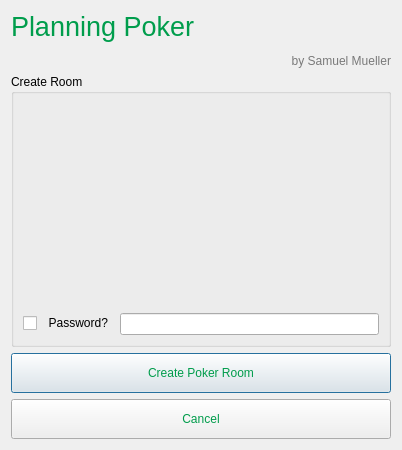
Above: createroom.ui from SamuelSMueller/ProjectPoker before the change. Below: the same form after it.
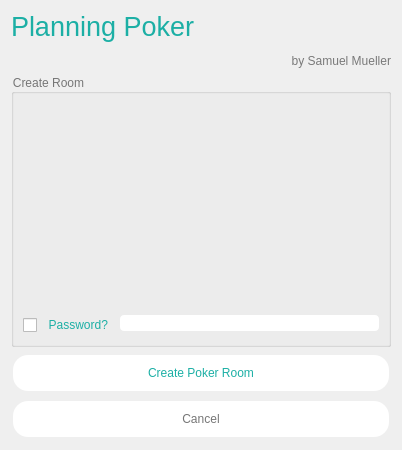
That is the form after the change.

What changed in the file:
```diff
--- a/createroom.ui
+++ b/createroom.ui
@@ -68,7 +68,7 @@
      <item row="0" column="0">
       <widget class="QLabel" name="label_2">
        <property name="text">
-        <string>&lt;html&gt;&lt;head/&gt;&lt;body&gt;&lt;p&gt;&lt;span style=&quot; font-size:20pt; color:#009d4c;&quot;&gt;Planning Poker&lt;/span&gt;&lt;/p&gt;&lt;p align=&quot;right&quot;&gt;&lt;span style=&quot; color:#797979;&quot;&gt;by Samuel Mueller&lt;/span&gt;&lt;/p&gt;&lt;/body&gt;&lt;/html&gt;</string>
+        <string>&lt;html&gt;&lt;head/&gt;&lt;body&gt;&lt;p&gt;&lt;span style=&quot; font-size:20pt; color:#1cafa5;&quot;&gt;Planning Poker&lt;/span&gt;&lt;/p&gt;&lt;p align=&quot;right&quot;&gt;&lt;span style=&quot; color:#797979;&quot;&gt;by Samuel Mueller&lt;/span&gt;&lt;/p&gt;&lt;/body&gt;&lt;/html&gt;</string>
        </property>
       </widget>
      </item>
@@ -85,40 +85,188 @@
          <property name="palette">
           <palette>
            <active>
+            <colorrole role="WindowText">
+             <brush brushstyle="SolidPattern">
+              <color alpha="255">
+               <red>28</red>
+               <green>175</green>
+               <blue>165</blue>
+              </color>
+             </brush>
+            </colorrole>
+            <colorrole role="Button">
+             <brush brushstyle="SolidPattern">
+              <color alpha="255">
+               <red>255</red>
+               <green>255</green>
+               <blue>255</blue>
+              </color>
+             </brush>
+            </colorrole>
+            <colorrole role="Text">
+             <brush brushstyle="SolidPattern">
+              <color alpha="255">
+               <red>28</red>
+               <green>175</green>
+               <blue>165</blue>
+              </color>
+             </brush>
+            </colorrole>
             <colorrole role="ButtonText">
              <brush brushstyle="SolidPattern">
               <color alpha="255">
-               <red>0</red>
-               <green>156</green>
-               <blue>75</blue>
+               <red>28</red>
+               <green>175</green>
+               <blue>165</blue>
+              </color>
+             </brush>
+            </colorrole>
+            <colorrole role="Base">
+             <brush brushstyle="SolidPattern">
+              <color alpha="255">
+               <red>255</red>
+               <green>255</green>
+               <blue>255</blue>
+              </color>
+             </brush>
+            </colorrole>
+            <colorrole role="Window">
+             <brush brushstyle="SolidPattern">
+              <color alpha="255">
+               <red>255</red>
+               <green>255</green>
+               <blue>255</blue>
               </color>
              </brush>
             </colorrole>
            </active>
            <inactive>
+            <colorrole role="WindowText">
+             <brush brushstyle="SolidPattern">
+              <color alpha="255">
+               <red>28</red>
+               <green>175</green>
+               <blue>165</blue>
+              </color>
+             </brush>
+            </colorrole>
+            <colorrole role="Button">
+             <brush brushstyle="SolidPattern">
+              <color alpha="255">
+               <red>255</red>
+               <green>255</green>
+               <blue>255</blue>
+              </color>
+             </brush>
+            </colorrole>
+            <colorrole role="Text">
+             <brush brushstyle="SolidPattern">
+              <color alpha="255">
+               <red>28</red>
+               <green>175</green>
+               <blue>165</blue>
+              </color>
+             </brush>
+            </colorrole>
             <colorrole role="ButtonText">
              <brush brushstyle="SolidPattern">
               <color alpha="255">
-               <red>0</red>
-               <green>156</green>
-               <blue>75</blue>
+               <red>28</red>
+               <green>175</green>
+               <blue>165</blue>
+              </color>
+             </brush>
+            </colorrole>
+            <colorrole role="Base">
+             <brush brushstyle="SolidPattern">
+              <color alpha="255">
+               <red>255</red>
+               <green>255</green>
+               <blue>255</blue>
+              </color>
+             </brush>
+            </colorrole>
+            <colorrole role="Window">
+             <brush brushstyle="SolidPattern">
+              <color alpha="255">
+               <red>255</red>
+               <green>255</green>
+               <blue>255</blue>
               </color>
              </brush>
             </colorrole>
            </inactive>
            <disabled>
+            <colorrole role="WindowText">
+             <brush brushstyle="SolidPattern">
+              <color alpha="255">
+               <red>28</red>
+               <green>175</green>
+               <blue>165</blue>
+              </color>
+             </brush>
+            </colorrole>
+            <colorrole role="Button">
+             <brush brushstyle="SolidPattern">
+              <color alpha="255">
+               <red>255</red>
+               <green>255</green>
+               <blue>255</blue>
+              </color>
+             </brush>
+            </colorrole>
+            <colorrole role="Text">
+             <brush brushstyle="SolidPattern">
+              <color alpha="255">
+               <red>28</red>
+               <green>175</green>
+               <blue>165</blue>
+              </color>
+             </brush>
+            </colorrole>
             <colorrole role="ButtonText">
              <brush brushstyle="SolidPattern">
               <color alpha="255">
-               <red>120</red>
-               <green>120</green>
-               <blue>120</blue>
+               <red>28</red>
+               <green>175</green>
+               <blue>165</blue>
+              </color>
+             </brush>
+            </colorrole>
+            <colorrole role="Base">
+             <brush brushstyle="SolidPattern">
+              <color alpha="255">
+               <red>255</red>
+               <green>255</green>
+               <blue>255</blue>
+              </color>
+             </brush>
+            </colorrole>
+            <colorrole role="Window">
+             <brush brushstyle="SolidPattern">
+              <color alpha="255">
+               <red>255</red>
+               <green>255</green>
+               <blue>255</blue>
               </color>
              </brush>
             </colorrole>
            </disabled>
           </palette>
          </property>
+         <property name="styleSheet">
+          <string notr="true">QPushButton#pushButton{
+color:#1cafa5;
+background-color:#ffffff;
+border-radius:15px;
+margin:2px;
+}
+
+QPushButton#pushButton:hover {
+color:#ffffff;
+background-color:#1cafa5;
+ }</string>
+         </property>
          <property name="text">
           <string>Create Poker Room</string>
          </property>
@@ -135,40 +283,188 @@
          <property name="palette">
           <palette>
            <active>
+            <colorrole role="WindowText">
+             <brush brushstyle="SolidPattern">
+              <color alpha="255">
+               <red>118</red>
+               <green>118</green>
+               <blue>118</blue>
+              </color>
+             </brush>
+            </colorrole>
+            <colorrole role="Button">
+             <brush brushstyle="SolidPattern">
+              <color alpha="255">
+               <red>255</red>
+               <green>255</green>
+               <blue>255</blue>
+              </color>
+             </brush>
+            </colorrole>
+            <colorrole role="Text">
+             <brush brushstyle="SolidPattern">
+              <color alpha="255">
+               <red>118</red>
+               <green>118</green>
+               <blue>118</blue>
+              </color>
+             </brush>
+            </colorrole>
             <colorrole role="ButtonText">
              <brush brushstyle="SolidPattern">
               <color alpha="255">
-               <red>0</red>
-               <green>156</green>
-               <blue>75</blue>
+               <red>118</red>
+               <green>118</green>
+               <blue>118</blue>
+              </color>
+             </brush>
+            </colorrole>
+            <colorrole role="Base">
+             <brush brushstyle="SolidPattern">
+              <color alpha="255">
+               <red>255</red>
+               <green>255</green>
+               <blue>255</blue>
+              </color>
+             </brush>
+            </colorrole>
+            <colorrole role="Window">
+             <brush brushstyle="SolidPattern">
+              <color alpha="255">
+               <red>255</red>
+               <green>255</green>
+               <blue>255</blue>
               </color>
              </brush>
             </colorrole>
            </active>
            <inactive>
+            <colorrole role="WindowText">
+             <brush brushstyle="SolidPattern">
+              <color alpha="255">
+               <red>118</red>
+               <green>118</green>
+               <blue>118</blue>
+              </color>
+             </brush>
+            </colorrole>
+            <colorrole role="Button">
+             <brush brushstyle="SolidPattern">
+              <color alpha="255">
+               <red>255</red>
+               <green>255</green>
+               <blue>255</blue>
+              </color>
+             </brush>
+            </colorrole>
+            <colorrole role="Text">
+             <brush brushstyle="SolidPattern">
+              <color alpha="255">
+               <red>118</red>
+               <green>118</green>
+               <blue>118</blue>
+              </color>
+             </brush>
+            </colorrole>
             <colorrole role="ButtonText">
              <brush brushstyle="SolidPattern">
               <color alpha="255">
-               <red>0</red>
-               <green>156</green>
-               <blue>75</blue>
+               <red>118</red>
+               <green>118</green>
+               <blue>118</blue>
+              </color>
+             </brush>
+            </colorrole>
+            <colorrole role="Base">
+             <brush brushstyle="SolidPattern">
+              <color alpha="255">
+               <red>255</red>
+               <green>255</green>
+               <blue>255</blue>
+              </color>
+             </brush>
+            </colorrole>
+            <colorrole role="Window">
+             <brush brushstyle="SolidPattern">
+              <color alpha="255">
+               <red>255</red>
+               <green>255</green>
+               <blue>255</blue>
               </color>
              </brush>
             </colorrole>
            </inactive>
            <disabled>
+            <colorrole role="WindowText">
+             <brush brushstyle="SolidPattern">
+              <color alpha="255">
+               <red>118</red>
+               <green>118</green>
+               <blue>118</blue>
+              </color>
+             </brush>
+            </colorrole>
+            <colorrole role="Button">
+             <brush brushstyle="SolidPattern">
+              <color alpha="255">
+               <red>255</red>
+               <green>255</green>
+               <blue>255</blue>
+              </color>
+             </brush>
+            </colorrole>
+            <colorrole role="Text">
+             <brush brushstyle="SolidPattern">
+              <color alpha="255">
+               <red>118</red>
+               <green>118</green>
+               <blue>118</blue>
+              </color>
+             </brush>
+            </colorrole>
             <colorrole role="ButtonText">
              <brush brushstyle="SolidPattern">
               <color alpha="255">
-               <red>120</red>
-               <green>120</green>
-               <blue>120</blue>
+               <red>118</red>
+               <green>118</green>
+               <blue>118</blue>
+              </color>
+             </brush>
+            </colorrole>
+            <colorrole role="Base">
+             <brush brushstyle="SolidPattern">
+              <color alpha="255">
+               <red>255</red>
+               <green>255</green>
+               <blue>255</blue>
+              </color>
+             </brush>
+            </colorrole>
+            <colorrole role="Window">
+             <brush brushstyle="SolidPattern">
+              <color alpha="255">
+               <red>255</red>
+               <green>255</green>
+               <blue>255</blue>
               </color>
              </brush>
             </colorrole>
            </disabled>
           </palette>
          </property>
+         <property name="styleSheet">
+          <string notr="true">QPushButton#pushButton_2{
+color:#767676;
+background-color:#ffffff;
+border-radius:15px;
+margin:2px;
+}
+
+QPushButton#pushButton_2:hover {
+color:#ffffff;
+background-color:#767676;
+ }</string>
+         </property>
          <property name="text">
           <string>Cancel</string>
          </property>
@@ -178,6 +474,9 @@
      </item>
      <item row="1" column="0">
       <widget class="QGroupBox" name="groupBox">
+       <property name="styleSheet">
+        <string notr="true">color: #767676;</string>
+       </property>
        <property name="title">
         <string>Create Room</string>
        </property>
@@ -212,13 +511,21 @@
           </item>
           <item row="2" column="0">
            <widget class="QCheckBox" name="checkBox">
+            <property name="styleSheet">
+             <string notr="true">color: #1cafa5</string>
+            </property>
             <property name="text">
              <string>  Password?</string>
             </property>
            </widget>
           </item>
           <item row="2" column="1">
-           <widget class="QLineEdit" name="lineEdit_4"/>
+           <widget class="QLineEdit" name="lineEdit_4">
+            <property name="styleSheet">
+             <string notr="true">background-color: #ffffff;
+border-radius: 4px;</string>
+            </property>
+           </widget>
           </item>
          </layout>
         </item>
```
Left out of the diff: 2 changed lines with no effect on the pictures.
